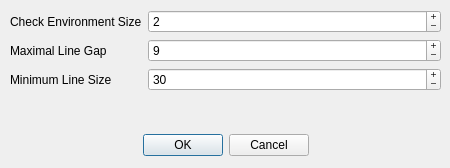
Before: the Qt Designer form app/form/hough/houghconfigdialog.ui in FormSeher/formseher, drawn with Qt 5.
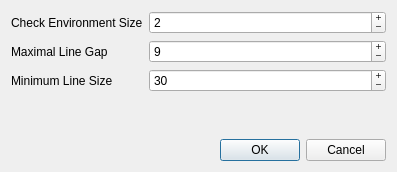
After: the same form once the commit is applied.

Diff of the .ui file:
```diff
--- a/app/form/hough/houghconfigdialog.ui
+++ b/app/form/hough/houghconfigdialog.ui
@@ -6,41 +6,15 @@
    <rect>
     <x>0</x>
     <y>0</y>
-    <width>450</width>
-    <height>168</height>
+    <width>397</width>
+    <height>172</height>
    </rect>
   </property>
   <property name="windowTitle">
    <string>Dialog</string>
   </property>
-  <widget class="QDialogButtonBox" name="buttonBox">
-   <property name="geometry">
-    <rect>
-     <x>10</x>
-     <y>130</y>
-     <width>431</width>
-     <height>31</height>
-    </rect>
-   </property>
-   <property name="orientation">
-    <enum>Qt::Horizontal</enum>
-   </property>
-   <property name="standardButtons">
-    <set>QDialogButtonBox::Cancel|QDialogButtonBox::Ok</set>
-   </property>
-   <property name="centerButtons">
-    <bool>true</bool>
-   </property>
-  </widget>
-  <widget class="QWidget" name="formLayoutWidget">
-   <property name="geometry">
-    <rect>
-     <x>10</x>
-     <y>10</y>
-     <width>431</width>
-     <height>118</height>
-    </rect>
-   </property>
+  <layout class="QVBoxLayout" name="verticalLayout">
+   <item>
    <layout class="QFormLayout" name="formLayout">
     <property name="fieldGrowthPolicy">
      <enum>QFormLayout::AllNonFixedFieldsGrow</enum>
@@ -112,7 +86,21 @@
      </widget>
     </item>
    </layout>
-  </widget>
+   </item>
+   <item>
+    <widget class="QDialogButtonBox" name="buttonBox">
+     <property name="orientation">
+      <enum>Qt::Horizontal</enum>
+     </property>
+     <property name="standardButtons">
+      <set>QDialogButtonBox::Cancel|QDialogButtonBox::Ok</set>
+     </property>
+     <property name="centerButtons">
+      <bool>false</bool>
+     </property>
+    </widget>
+   </item>
+  </layout>
  </widget>
  <resources/>
  <connections>
```
Lines whose indentation alone changed are shown as unchanged.
